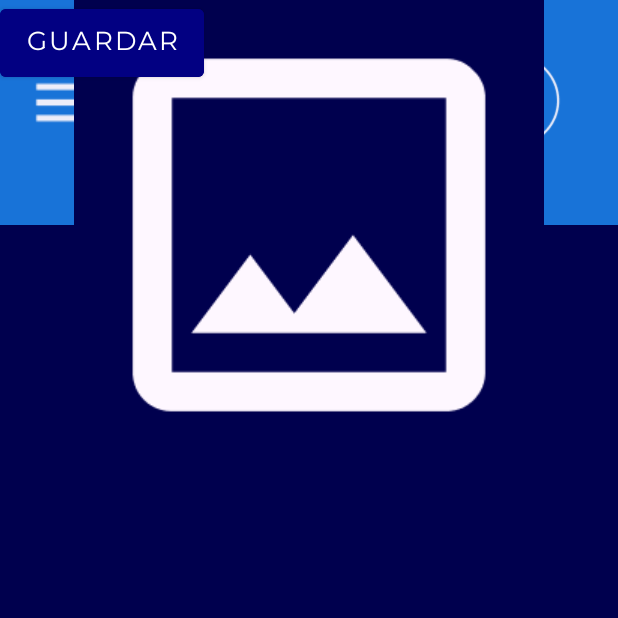
After one commit to LoniousSosa/RegistroApp, an Android app: the AnadirFotoAdmi screen opened directly, with no data from a screen before it, on a phone screen of 412 x 824 dp, the top half of it. The commit adds this screen. Run offline under Robolectric (Android 15) with nearby library versions, the phone set to English and light mode, and no system bars.

Commit message:
agrgarfoto xml finished

```diff
--- a/app/src/main/AndroidManifest.xml
+++ b/app/src/main/AndroidManifest.xml
@@ -12,6 +12,9 @@
         android:supportsRtl="true"
         android:theme="@style/Theme.RegistroApp"
         tools:targetApi="31">
+        <activity
+            android:name=".AnadirFotoAdmi"
+            android:exported="false" />
         <activity
             android:name=".GestionarHorarioAdmi"
             android:exported="false" />
--- /dev/null
+++ b/app/src/main/java/com/example/registroapp/AnadirFotoAdmi.java
@@ -0,0 +1,24 @@
+package com.example.registroapp;
+
+import android.os.Bundle;
+
+import androidx.activity.EdgeToEdge;
+import androidx.appcompat.app.AppCompatActivity;
+import androidx.core.graphics.Insets;
+import androidx.core.view.ViewCompat;
+import androidx.core.view.WindowInsetsCompat;
+
+public class AnadirFotoAdmi extends AppCompatActivity {
+
+    @Override
+    protected void onCreate(Bundle savedInstanceState) {
+        super.onCreate(savedInstanceState);
+        EdgeToEdge.enable(this);
+        setContentView(R.layout.activity_anadir_foto_admi);
+        ViewCompat.setOnApplyWindowInsetsListener(findViewById(R.id.main), (v, insets) -> {
+            Insets systemBars = insets.getInsets(WindowInsetsCompat.Type.systemBars());
+            v.setPadding(systemBars.left, systemBars.top, systemBars.right, systemBars.bottom);
+            return insets;
+        });
+    }
+}
--- /dev/null
+++ b/app/src/main/res/layout/activity_anadir_foto_admi.xml
@@ -0,0 +1,84 @@
+<?xml version="1.0" encoding="utf-8"?>
+<androidx.constraintlayout.widget.ConstraintLayout xmlns:android="http://schemas.android.com/apk/res/android"
+    xmlns:app="http://schemas.android.com/apk/res-auto"
+    xmlns:tools="http://schemas.android.com/tools"
+    android:id="@+id/main"
+    android:layout_width="match_parent"
+    android:layout_height="match_parent"
+    tools:context=".AnadirFotoAdmi">
+
+    <LinearLayout
+        android:id="@+id/linearLayout2"
+        android:layout_width="match_parent"
+        android:layout_height="150dp"
+        android:background="@color/sky_blue"
+        android:orientation="horizontal"
+        app:layout_constraintEnd_toEndOf="parent"
+        app:layout_constraintStart_toStartOf="parent"
+        app:layout_constraintTop_toTopOf="parent">
+
+        <ImageButton
+            android:id="@+id/menuBanner"
+            android:layout_width="85dp"
+            android:layout_height="85dp"
+            android:layout_marginTop="25dp"
+            android:background="@color/sky_blue"
+            android:src="@drawable/menu" />
+
+        <TextView
+            android:layout_width="187dp"
+            android:layout_height="52dp"
+            android:layout_marginStart="15dp"
+            android:layout_marginTop="50dp"
+            android:background="@color/sky_blue"
+            android:text="@string/nombre_instituto"
+            android:textSize="20sp" />
+
+        <ImageButton
+            android:id="@+id/profileBanner"
+            android:layout_width="80dp"
+            android:layout_height="80dp"
+            android:layout_marginStart="15dp"
+            android:layout_marginTop="25dp"
+            android:padding="0dp"
+            android:scaleType="fitCenter"
+            android:src="@drawable/perfil1" />
+    </LinearLayout>
+
+    <ImageView
+        android:id="@+id/imageView"
+        android:layout_width="wrap_content"
+        android:layout_height="wrap_content"
+        android:layout_weight="1"
+        app:layout_constraintEnd_toEndOf="parent"
+        app:layout_constraintStart_toStartOf="parent"
+        app:srcCompat="@drawable/agregarFoto"
+        tools:layout_editor_absoluteY="179dp" />
+
+    <ImageButton
+        android:id="@+id/imageButton2"
+        android:layout_width="wrap_content"
+        android:layout_height="wrap_content"
+        android:layout_weight="1"
+        app:layout_constraintBottom_toBottomOf="parent"
+        app:layout_constraintEnd_toStartOf="@+id/button"
+        app:layout_constraintHorizontal_bias="0.883"
+        app:layout_constraintStart_toStartOf="parent"
+        app:layout_constraintTop_toBottomOf="@+id/imageView"
+        app:layout_constraintVertical_bias="0.0"
+        app:srcCompat="@drawable/add_circle"
+        android:backgroundTint="@color/dark_blue"/>
+
+    <Button
+        android:id="@+id/button"
+        android:layout_width="136dp"
+        android:layout_height="57dp"
+        android:backgroundTint="@color/sea_blue"
+        android:text="@string/guardar"
+        android:textSize="17sp"
+        tools:layout_editor_absoluteX="275dp"
+        tools:layout_editor_absoluteY="628dp"
+        />
+
+
+</androidx.constraintlayout.widget.ConstraintLayout>
--- a/app/src/main/res/values/strings.xml
+++ b/app/src/main/res/values/strings.xml
@@ -22,6 +22,7 @@
     <string name="hora_de_inicio">Hora de inicio</string>
     <string name="hora_final">Hora final</string>
     <string name="hora_convocatoria">Hora convocatoria</string>
+    <string name="guardar">Guardar</string>
 
 
 </resources>
```
Also changed, not shown: app/src/main/res/drawable/add_circle.png (added).
